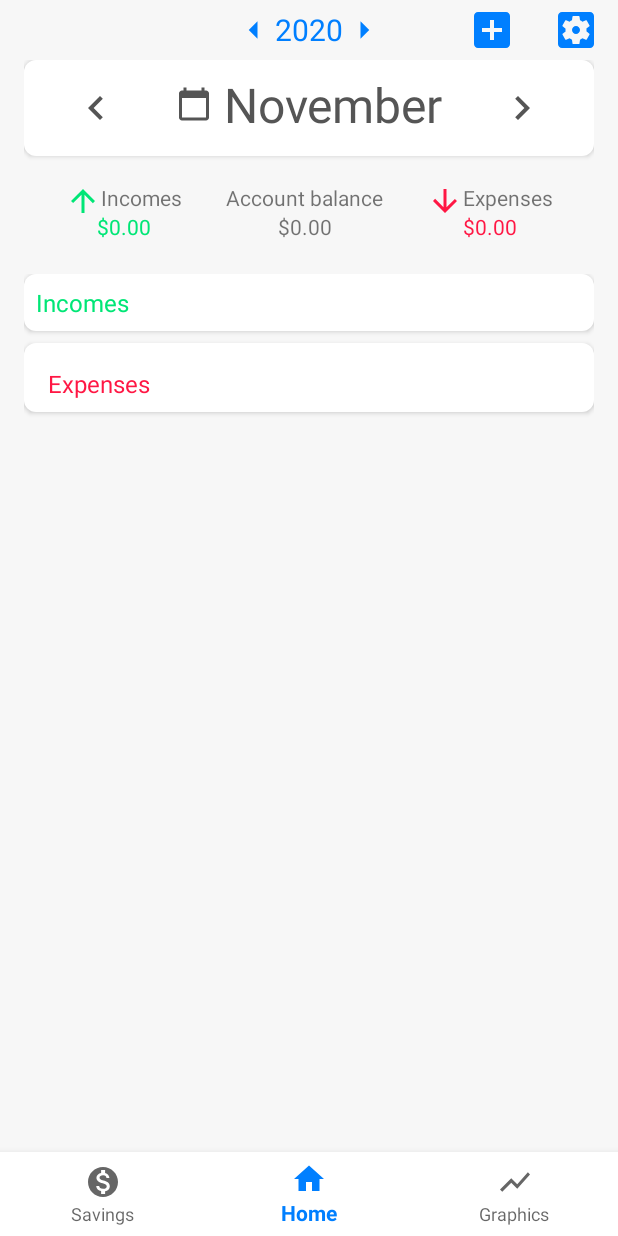
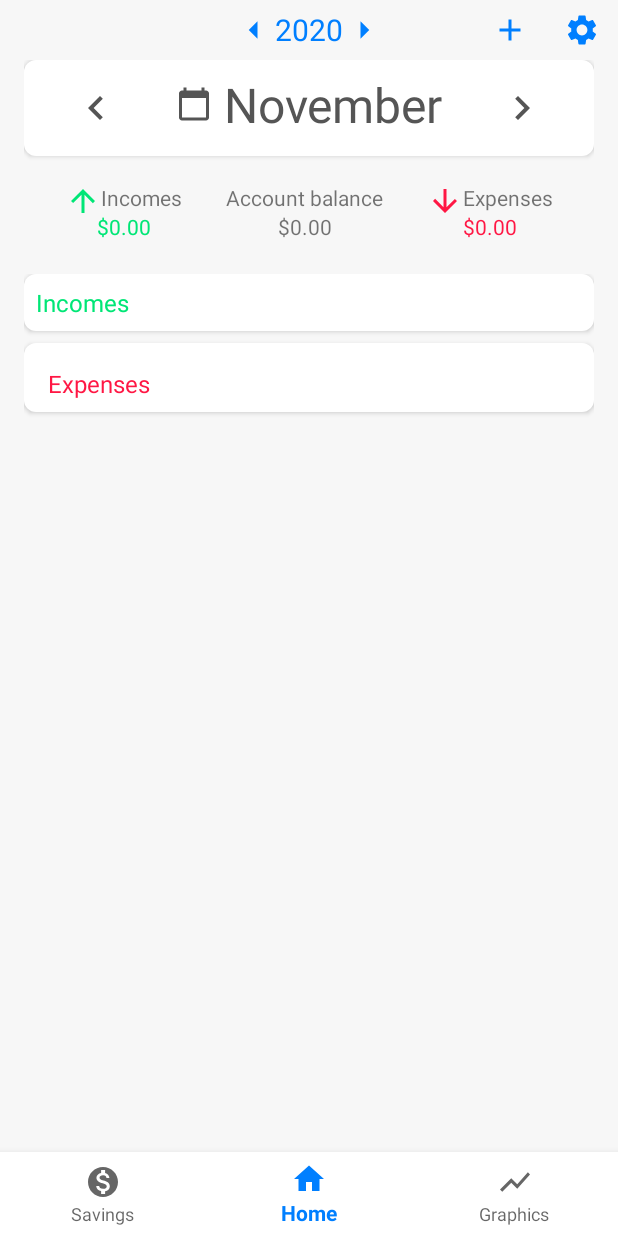
Before and after one commit to PedroPSar/Financial_Control, an Android app: the screen it shows after launch (MainActivity), on a phone screen of 412 x 824 dp. Run offline under Robolectric (Android 15) with nearby library versions, the phone set to English and light mode, and no system bars; our stand-ins replace Room's generated code, navigation-ui; libraries missing offline, so code that uses them is left out: com.github.mikephil.charting; 51 statements that could not run were skipped.

Commit message:
25/11/2020 Commit

```diff
--- a/app/build.gradle
+++ b/app/build.gradle
@@ -27,7 +27,7 @@ android {
 
 dependencies {
     implementation fileTree(dir: "libs", include: ["*.jar"])
-    implementation "org.jetbrains.kotlin:kotlin-stdlib:1.4.10"
+    implementation "org.jetbrains.kotlin:kotlin-stdlib:1.3.72"
     implementation 'androidx.core:core-ktx:1.3.2'
     implementation 'androidx.appcompat:appcompat:1.2.0'
     implementation 'androidx.constraintlayout:constraintlayout:2.0.4'
--- a/app/src/main/AndroidManifest.xml
+++ b/app/src/main/AndroidManifest.xml
@@ -9,7 +9,8 @@
         android:roundIcon="@mipmap/ic_launcher_round"
         android:supportsRtl="true"
         android:theme="@style/AppTheme">
-        <activity android:name=".views.SettingsActivity"></activity>
+        <activity android:name=".views.AboutActivity"></activity>
+        <activity android:name=".views.SettingsActivity" />
         <activity android:name=".views.DepositOrWithdrawActivity" />
         <activity android:name=".views.AddExpenseActivity" />
         <activity android:name=".views.AddIncomeActivity" />
--- a/app/src/main/java/com/development/pega/financialcontrol/views/ChartFragment.kt
+++ b/app/src/main/java/com/development/pega/financialcontrol/views/ChartFragment.kt
@@ -2,14 +2,14 @@ package com.development.pega.financialcontrol.views
 
 import android.content.Context
 import android.graphics.Color
+import android.graphics.Paint
 import android.os.Bundle
 import androidx.fragment.app.Fragment
 import android.view.LayoutInflater
 import android.view.View
 import android.view.ViewGroup
-import android.widget.AdapterView
-import android.widget.ArrayAdapter
-import android.widget.Spinner
+import android.widget.TextView
+import androidx.appcompat.app.AlertDialog
 import androidx.lifecycle.Observer
 import androidx.lifecycle.ViewModelProvider
 import com.development.pega.financialcontrol.viewmodels.ChartViewModel
@@ -21,7 +21,7 @@ import com.github.mikephil.charting.components.AxisBase
 import com.github.mikephil.charting.components.XAxis
 import com.github.mikephil.charting.formatter.ValueFormatter
 
-class ChartFragment : Fragment(), AdapterView.OnItemSelectedListener {
+class ChartFragment : Fragment(), View.OnClickListener {
 
     companion object {
         fun newInstance() = ChartFragment()
@@ -30,12 +30,11 @@ class ChartFragment : Fragment(), AdapterView.OnItemSelectedListener {
     private lateinit var viewModel: ChartViewModel
     private lateinit var mViewModelFactory: ViewModelProvider.AndroidViewModelFactory
     private lateinit var root: View
-    private lateinit var selectedMonthSpinner: Spinner
     private lateinit var mYearMonthsLineChart: LineChart
     private lateinit var mMonthExpensesTypePieChart: PieChart
     private lateinit var mMonthExpensesRecurrenceChart: PieChart
     private lateinit var mMonthIncomesRecurrenceChart: PieChart
-    private lateinit var monthsSpinner: Spinner
+    private lateinit var mTvSelectedMonth: TextView
 
     override fun onCreateView(inflater: LayoutInflater, container: ViewGroup?, savedInstanceState: Bundle?): View? {
         root = inflater.inflate(R.layout.chart_fragment, container, false)
@@ -48,13 +47,14 @@ class ChartFragment : Fragment(), AdapterView.OnItemSelectedListener {
         mViewModelFactory = ViewModelProvider.AndroidViewModelFactory(application)
         viewModel = ViewModelProvider(this).get(ChartViewModel::class.java)
 
-        selectedMonthSpinner = root.findViewById(R.id.spinner_selected_month)
+        mTvSelectedMonth = root.findViewById(R.id.tv_selected_month)
         mYearMonthsLineChart = root.findViewById(R.id.line_chart_year_months)
         mMonthExpensesTypePieChart = root.findViewById(R.id.pie_chart_month_expenses_type)
         mMonthExpensesRecurrenceChart = root.findViewById(R.id.pie_chart_month_expenses_recurrence)
         mMonthIncomesRecurrenceChart = root.findViewById(R.id.pie_chart_month_incomes_recurrence)
 
-        setSpinners()
+        mTvSelectedMonth.paintFlags = Paint.UNDERLINE_TEXT_FLAG
+
         observers()
         setListeners()
     }
@@ -64,39 +64,19 @@ class ChartFragment : Fragment(), AdapterView.OnItemSelectedListener {
         updateChartInfo()
     }
 
-    override fun onItemSelected(parent: AdapterView<*>?, view: View?, position: Int, id: Long) {
-        if (parent != null) {
-            if(parent.id == R.id.spinner_selected_month) {
-                // Set month position in spinner on selectedMonth
-                AppControl.setSelectedMonthStartingZero(position)
-
-                viewModel.setExpensesTypePieChartData()
-                viewModel.setExpensesRecurrencePieChartData()
-                viewModel.setIncomesRecurrencePieChartData()
-            }
-        }
-    }
-
-    override fun onNothingSelected(parent: AdapterView<*>?) {
-        TODO("Not yet implemented")
-    }
-
-    private fun setSpinners() {
-        monthsSpinner = root.findViewById(R.id.spinner_selected_month)
-        ArrayAdapter.createFromResource(requireContext(), R.array.months_array, android.R.layout.simple_spinner_item
-        ).also { adapter ->
-            adapter.setDropDownViewResource(android.R.layout.simple_spinner_dropdown_item)
-            monthsSpinner.adapter = adapter
+    override fun onClick(v: View?) {
+        when(v?.id) {
+            R.id.tv_selected_month -> showMonthsDialog()
         }
     }
 
     private fun setListeners() {
-        monthsSpinner.onItemSelectedListener = this
+        mTvSelectedMonth.setOnClickListener(this)
     }
 
     private fun observers() {
         viewModel.selectedMonth.observe(viewLifecycleOwner, Observer {
-            monthsSpinner.setSelection(it)
+            mTvSelectedMonth.text = resources.getStringArray(R.array.months_array)[it]
         })
 
         viewModel.yearMonthsChart.observe(viewLifecycleOwner, Observer {
@@ -184,6 +164,21 @@ class ChartFragment : Fragment(), AdapterView.OnItemSelectedListener {
         viewModel.setExpensesTypePieChartData()
         viewModel.setExpensesRecurrencePieChartData()
         viewModel.setIncomesRecurrencePieChartData()
+
+    }
+
+    private fun showMonthsDialog() {
+        val builder = AlertDialog.Builder(requireContext())
+        builder.setTitle(getString(R.string.months_dialog_title))
+
+        val months = resources.getStringArray(R.array.months_array)
+        builder.setItems(months) { dialog, which ->
+            AppControl.setSelectedMonthStartingZero(which)
+            updateChartInfo()
+        }
+
+        val dialog = builder.create()
+        dialog.show()
     }
 
     class MonthsNamesFormatter(context: Context?) : ValueFormatter() {
--- /dev/null
+++ b/app/src/main/res/drawable/ic_baseline_add_24.xml
@@ -0,0 +1,5 @@
+<vector android:height="24dp" android:tint="@color/colorPrimary"
+    android:viewportHeight="24" android:viewportWidth="24"
+    android:width="24dp" xmlns:android="http://schemas.android.com/apk/res/android">
+    <path android:fillColor="@android:color/white" android:pathData="M19,13h-6v6h-2v-6H5v-2h6V5h2v6h6v2z"/>
+</vector>
--- /dev/null
+++ b/app/src/main/res/drawable/ic_baseline_settings_24.xml
@@ -0,0 +1,5 @@
+<vector android:height="24dp" android:tint="@color/colorPrimary"
+    android:viewportHeight="24" android:viewportWidth="24"
+    android:width="24dp" xmlns:android="http://schemas.android.com/apk/res/android">
+    <path android:fillColor="@android:color/white" android:pathData="M19.14,12.94c0.04,-0.3 0.06,-0.61 0.06,-0.94c0,-0.32 -0.02,-0.64 -0.07,-0.94l2.03,-1.58c0.18,-0.14 0.23,-0.41 0.12,-0.61l-1.92,-3.32c-0.12,-0.22 -0.37,-0.29 -0.59,-0.22l-2.39,0.96c-0.5,-0.38 -1.03,-0.7 -1.62,-0.94L14.4,2.81c-0.04,-0.24 -0.24,-0.41 -0.48,-0.41h-3.84c-0.24,0 -0.43,0.17 -0.47,0.41L9.25,5.35C8.66,5.59 8.12,5.92 7.63,6.29L5.24,5.33c-0.22,-0.08 -0.47,0 -0.59,0.22L2.74,8.87C2.62,9.08 2.66,9.34 2.86,9.48l2.03,1.58C4.84,11.36 4.8,11.69 4.8,12s0.02,0.64 0.07,0.94l-2.03,1.58c-0.18,0.14 -0.23,0.41 -0.12,0.61l1.92,3.32c0.12,0.22 0.37,0.29 0.59,0.22l2.39,-0.96c0.5,0.38 1.03,0.7 1.62,0.94l0.36,2.54c0.05,0.24 0.24,0.41 0.48,0.41h3.84c0.24,0 0.44,-0.17 0.47,-0.41l0.36,-2.54c0.59,-0.24 1.13,-0.56 1.62,-0.94l2.39,0.96c0.22,0.08 0.47,0 0.59,-0.22l1.92,-3.32c0.12,-0.22 0.07,-0.47 -0.12,-0.61L19.14,12.94zM12,15.6c-1.98,0 -3.6,-1.62 -3.6,-3.6s1.62,-3.6 3.6,-3.6s3.6,1.62 3.6,3.6S13.98,15.6 12,15.6z"/>
+</vector>
--- a/app/src/main/res/layout/deposit_or_withdraw_recycler_view_row.xml
+++ b/app/src/main/res/layout/deposit_or_withdraw_recycler_view_row.xml
@@ -11,6 +11,7 @@
         android:layout_height="wrap_content"
         android:src="@drawable/ic_baseline_more_vert_24"
         android:paddingVertical="10dp"
+        android:paddingLeft="8dp"
         app:layout_constraintEnd_toEndOf="parent"
         app:layout_constraintTop_toTopOf="parent"/>
 
--- a/app/src/main/res/layout/income_recycler_view_row.xml
+++ b/app/src/main/res/layout/income_recycler_view_row.xml
@@ -14,6 +14,7 @@
         android:layout_height="wrap_content"
         android:src="@drawable/ic_baseline_more_vert_24"
         android:paddingVertical="10dp"
+        android:paddingLeft="8dp"
         app:layout_constraintEnd_toEndOf="parent"
         app:layout_constraintTop_toTopOf="parent"/>
 
--- a/app/src/main/res/menu/menu.xml
+++ b/app/src/main/res/menu/menu.xml
@@ -3,13 +3,13 @@
     xmlns:app="http://schemas.android.com/apk/res-auto">
     <item
         android:id="@+id/add_expense_or_revenue"
-        android:icon="@drawable/ic_baseline_add_box_24"
+        android:icon="@drawable/ic_baseline_add_24"
         android:title="@string/action_add_expense_revenue_title"
         app:showAsAction="ifRoom"/>
 
     <item
         android:id="@+id/open_settings_activity"
-        android:icon="@drawable/ic_baseline_settings_applications_24"
+        android:icon="@drawable/ic_baseline_settings_24"
         android:title="@string/settings_activity_menu_title"
         app:showAsAction="ifRoom"/>
 </menu>
--- a/app/src/main/res/values/colors.xml
+++ b/app/src/main/res/values/colors.xml
@@ -13,7 +13,7 @@
     <color name="description_bg">#FAFAFA</color>
     <color name="card_view_color_bg">#FFFFFF</color>
     <color name="home_part_bg_color">#FFFFFF</color>
-    <color name="colorSelectedMonth">#625D6E</color>
+    <color name="color_labels_black">#222222</color>
     <color name="button_bg">#ffffff</color>
     <color name="et_values_hint_color">#AAAAAA</color>
     <color name="touch_recycler_view_item_color">#DDDDDD</color>
```
Also changed, not shown: app/src/main/java/com/development/pega/financialcontrol/views/AboutActivity.kt (added, +42 -0 lines), app/src/main/java/com/development/pega/financialcontrol/views/AddExpenseActivity.kt (+12 -2 lines), app/src/main/java/com/development/pega/financialcontrol/views/AddIncomeActivity.kt (+12 -2 lines), app/src/main/java/com/development/pega/financialcontrol/views/HomeFragment.kt (+20 -6 lines), app/src/main/java/com/development/pega/financialcontrol/views/SettingsActivity.kt (+7 -5 lines), app/src/main/res/layout/activity_about.xml (added, +75 -0 lines), app/src/main/res/layout/activity_settings.xml (+9 -7 lines), app/src/main/res/layout/chart_fragment.xml (+8 -5 lines), app/src/main/res/layout/dialog_licenses.xml (added, +61 -0 lines), app/src/main/res/values/strings.xml (+38 -0 lines).
